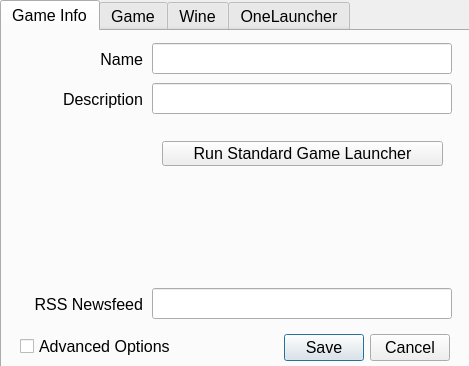
Above: src/onelauncher/ui/settings.ui from JuneStepp/OneLauncher before the change. Below: the same form after it.
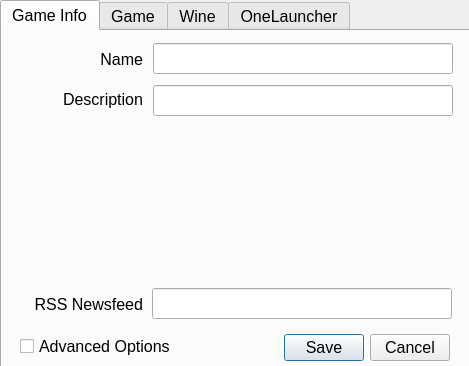
That is the form after the change.

Commit message: feat: Move standard game launcher button to Game tab

The edit to the form file:
```diff
--- a/src/onelauncher/ui/settings.ui
+++ b/src/onelauncher/ui/settings.ui
@@ -81,7 +81,7 @@
     <widget class="QLineEdit" name="gameNameLineEdit">
      <property name="geometry">
       <rect>
-       <x>150</x>
+       <x>151</x>
        <y>12</y>
        <width>300</width>
        <height>31</height>
@@ -116,8 +116,8 @@
     <widget class="QLineEdit" name="gameDescriptionLineEdit">
      <property name="geometry">
       <rect>
-       <x>150</x>
-       <y>52</y>
+       <x>151</x>
+       <y>54</y>
        <width>300</width>
        <height>31</height>
       </rect>
@@ -164,19 +164,6 @@
       <bool>true</bool>
      </property>
     </widget>
-    <widget class="QPushButton" name="standardGameLauncherButton">
-     <property name="geometry">
-      <rect>
-       <x>160</x>
-       <y>110</y>
-       <width>281</width>
-       <height>25</height>
-      </rect>
-     </property>
-     <property name="text">
-      <string>Run Standard Game Launcher</string>
-     </property>
-    </widget>
    </widget>
    <widget class="QWidget" name="tabGame">
     <attribute name="title">
@@ -393,6 +380,19 @@
       <string>Standard launcher filename</string>
      </property>
     </widget>
+    <widget class="QPushButton" name="standardGameLauncherButton">
+     <property name="geometry">
+      <rect>
+       <x>161</x>
+       <y>180</y>
+       <width>281</width>
+       <height>25</height>
+      </rect>
+     </property>
+     <property name="text">
+      <string>Run Standard Game Launcher</string>
+     </property>
+    </widget>
    </widget>
    <widget class="QWidget" name="tabWine">
     <attribute name="title">
```
Left out of the diff: 4 changed lines with no effect on the pictures. The commit also changes 1 other file.
